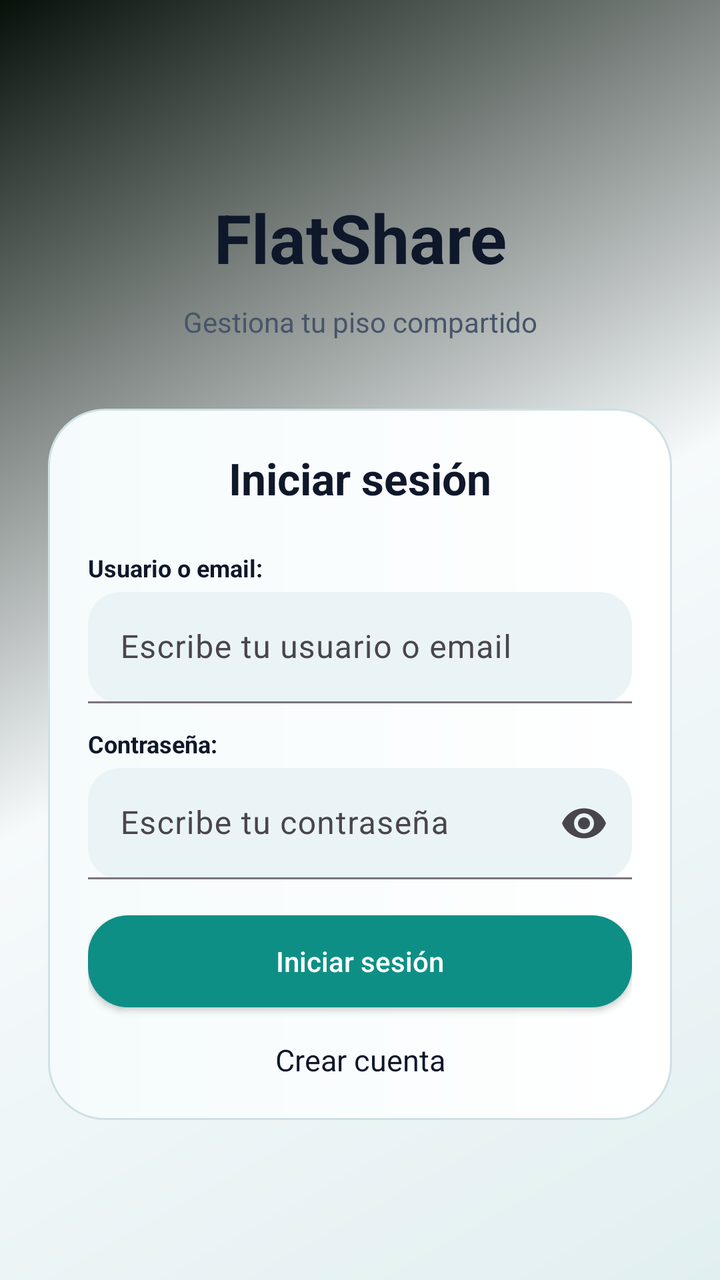
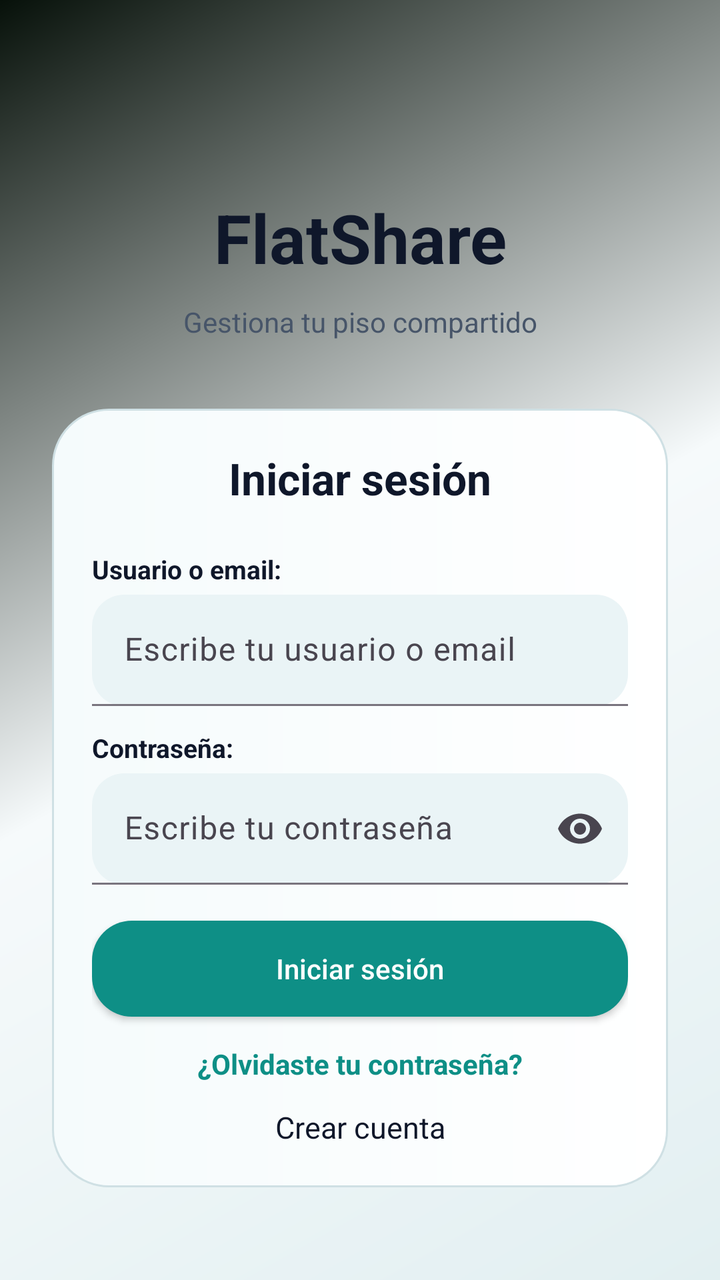

Compare the two renders of this Android layout. The source of the first and the diff that turns it into the second are given below.
<!-- AndroidManifest.xml: application theme Theme.FlatShare -->
<!-- res/layout/activity_login.xml -->
<?xml version="1.0" encoding="utf-8"?>
<FrameLayout xmlns:android="http://schemas.android.com/apk/res/android"
    xmlns:app="http://schemas.android.com/apk/res-auto"
    android:layout_width="match_parent"
    android:layout_height="match_parent"
    android:background="@drawable/bg_screen_gradient">

    <ScrollView
        android:layout_width="match_parent"
        android:layout_height="match_parent"
        android:fillViewport="true">

        <LinearLayout
            android:layout_width="match_parent"
            android:layout_height="match_parent"
            android:gravity="center_horizontal"
            android:orientation="vertical"
            android:paddingHorizontal="24dp"
            android:paddingTop="96dp"
            android:paddingBottom="32dp">

            <TextView
                android:layout_width="wrap_content"
                android:layout_height="wrap_content"
                android:gravity="center"
                android:text="FlatShare"
                android:textColor="@color/text_light"
                android:textSize="34sp"
                android:textStyle="bold" />

            <TextView
                android:layout_width="wrap_content"
                android:layout_height="wrap_content"
                android:layout_marginTop="10dp"
                android:gravity="center"
                android:text="Gestiona tu piso compartido"
                android:textColor="@color/text_muted"
                android:textSize="14sp" />

            <LinearLayout
                android:layout_width="match_parent"
                android:layout_height="wrap_content"
                android:layout_marginTop="34dp"
                android:background="@drawable/bg_auth_panel"
                android:orientation="vertical"
                android:padding="20dp">

                <TextView
                    android:layout_width="match_parent"
                    android:layout_height="wrap_content"
                    android:gravity="center"
                    android:text="Iniciar sesi&#243;n"
                    android:textColor="@color/text_light"
                    android:textSize="22sp"
                    android:textStyle="bold" />

                <TextView
                    android:layout_width="match_parent"
                    android:layout_height="wrap_content"
                    android:layout_marginTop="22dp"
                    android:text="Usuario o email:"
                    android:textColor="@color/text_light"
                    android:textSize="12sp"
                    android:textStyle="bold" />

                <com.google.android.material.textfield.TextInputLayout
                    android:layout_width="match_parent"
                    android:layout_height="wrap_content"
                    android:layout_marginTop="4dp"
                    android:hint="Escribe tu usuario o email"
                    app:boxBackgroundColor="@color/surface_chip"
                    app:boxBackgroundMode="filled"
                    app:boxCornerRadiusBottomEnd="16dp"
                    app:boxCornerRadiusBottomStart="16dp"
                    app:boxCornerRadiusTopEnd="16dp"
                    app:boxCornerRadiusTopStart="16dp"
                    app:hintTextColor="@color/text_muted">

                    <com.google.android.material.textfield.TextInputEditText
                        android:id="@+id/emailEt"
                        android:layout_width="match_parent"
                        android:layout_height="wrap_content"
                        android:inputType="textEmailAddress"
                        android:textColor="@color/text_light"
                        android:textColorHint="@color/text_muted" />
                </com.google.android.material.textfield.TextInputLayout>

                <TextView
                    android:layout_width="match_parent"
                    android:layout_height="wrap_content"
                    android:layout_marginTop="12dp"
                    android:text="Contrase&#241;a:"
                    android:textColor="@color/text_light"
                    android:textSize="12sp"
                    android:textStyle="bold" />

                <com.google.android.material.textfield.TextInputLayout
                    android:layout_width="match_parent"
                    android:layout_height="wrap_content"
                    android:layout_marginTop="4dp"
                    android:hint="Escribe tu contrase&#241;a"
                    app:boxBackgroundColor="@color/surface_chip"
                    app:boxBackgroundMode="filled"
                    app:boxCornerRadiusBottomEnd="16dp"
                    app:boxCornerRadiusBottomStart="16dp"
                    app:boxCornerRadiusTopEnd="16dp"
                    app:boxCornerRadiusTopStart="16dp"
                    app:endIconMode="password_toggle"
                    app:hintTextColor="@color/text_muted">

                    <com.google.android.material.textfield.TextInputEditText
                        android:id="@+id/passwordEt"
                        android:layout_width="match_parent"
                        android:layout_height="wrap_content"
                        android:inputType="textPassword"
                        android:textColor="@color/text_light"
                        android:textColorHint="@color/text_muted" />
                </com.google.android.material.textfield.TextInputLayout>

                <Button
                    android:id="@+id/loginBtn"
                    android:layout_width="match_parent"
                    android:layout_height="46dp"
                    android:layout_marginTop="18dp"
                    android:background="@drawable/bg_button_pill_primary"
                    android:text="Iniciar sesi&#243;n"
                    android:textAllCaps="false"
                    android:textColor="@color/on_primary_green" />

                <Button
                    android:id="@+id/debugSeedLoginBtn"
                    android:layout_width="match_parent"
                    android:layout_height="42dp"
                    android:layout_marginTop="8dp"
                    android:background="@drawable/bg_tab_default"
                    android:text="Entrar con cuenta seed"
                    android:textAllCaps="false"
                    android:textColor="@color/text_light"
                    android:visibility="gone" />

                <TextView
                    android:id="@+id/registerTv"
                    android:layout_width="match_parent"
                    android:layout_height="wrap_content"
                    android:layout_marginTop="16dp"
                    android:gravity="center"
                    android:text="Crear cuenta"
                    android:textColor="@color/text_light"
                    android:textSize="15sp" />
            </LinearLayout>
        </LinearLayout>
    </ScrollView>

</FrameLayout>
<!-- resources referenced by this layout -->
<resources>
  <color name="on_primary_green">#FFFFFF</color>
  <color name="surface_chip">#EAF4F6</color>
  <color name="text_light">#0F172A</color>
  <color name="text_muted">#475569</color>
  <!-- drawable bg_auth_panel (drawable) -->
  <?xml version="1.0" encoding="utf-8"?>
  <shape xmlns:android="http://schemas.android.com/apk/res/android"
      android:shape="rectangle">
      <gradient
          android:angle="0"
          android:startColor="@color/surface_dark_alt"
          android:endColor="@color/surface_dark" />
      <corners android:radius="28dp" />
      <stroke
          android:width="1dp"
          android:color="@color/divider_soft" />
  </shape>
  <!-- drawable bg_button_pill_primary (drawable) -->
  <?xml version="1.0" encoding="utf-8"?>
  <shape xmlns:android="http://schemas.android.com/apk/res/android"
      android:shape="rectangle">
      <corners android:radius="20dp" />
      <solid android:color="@color/primary_green" />
  </shape>
  <!-- drawable bg_screen_gradient (drawable) -->
  <?xml version="1.0" encoding="utf-8"?>
  <shape xmlns:android="http://schemas.android.com/apk/res/android" android:shape="rectangle">
      <gradient
          android:angle="135"
          android:startColor="@color/bg_deep_green_3"
          android:centerColor="@color/bg_deep_green"
          android:endColor="#07110A" />
  </shape>
  <!-- drawable bg_tab_default (drawable) -->
  <?xml version="1.0" encoding="utf-8"?>
  <shape xmlns:android="http://schemas.android.com/apk/res/android"
      android:shape="rectangle">
      <corners android:radius="16dp" />
      <solid android:color="@color/surface_chip" />
      <stroke
          android:width="1dp"
          android:color="@color/divider_soft" />
  </shape>
  <style name="Theme.FlatShare" parent="Theme.Material3.Light.NoActionBar">
          <item name="colorPrimary">@color/primary_green</item>
          <item name="colorOnPrimary">@color/on_primary_green</item>
          <item name="colorSecondary">@color/surface_dark_alt</item>
          <item name="android:colorBackground">@color/bg_deep_green</item>
          <item name="colorSurface">@color/surface_dark</item>
          <item name="colorOnSurface">@color/text_light</item>
          <item name="android:textColorPrimary">@color/text_light</item>
          <item name="android:textColorSecondary">@color/text_muted</item>
          <item name="colorControlNormal">@color/text_light</item>
          <item name="android:statusBarColor">@color/bg_deep_green</item>
          <item name="android:navigationBarColor">@color/bg_deep_green</item>
      </style>
  <color name="surface_dark_alt">#F5FBFC</color>
  <color name="surface_dark">#FFFFFF</color>
  <color name="divider_soft">#CFE0E4</color>
  <color name="primary_green">#0E8F86</color>
  <color name="bg_deep_green_3">#E2EFF1</color>
  <color name="bg_deep_green">#F6FAFB</color>
</resources>

<!-- the commit's change to res/layout/activity_login.xml (unified diff, before → after) -->
@@ -8,6 +8,7 @@
     <ScrollView
         android:layout_width="match_parent"
         android:layout_height="match_parent"
+        android:clipToPadding="false"
         android:fillViewport="true">
 
         <LinearLayout
@@ -41,6 +42,7 @@
                 android:layout_width="match_parent"
                 android:layout_height="wrap_content"
                 android:layout_marginTop="34dp"
+                android:layout_marginHorizontal="2dp"
                 android:background="@drawable/bg_auth_panel"
                 android:orientation="vertical"
                 android:padding="20dp">
@@ -60,7 +62,7 @@
                     android:layout_marginTop="22dp"
                     android:text="Usuario o email:"
                     android:textColor="@color/text_light"
-                    android:textSize="12sp"
+                    android:textSize="13sp"
                     android:textStyle="bold" />
 
                 <com.google.android.material.textfield.TextInputLayout
@@ -80,6 +82,7 @@
                         android:id="@+id/emailEt"
                         android:layout_width="match_parent"
                         android:layout_height="wrap_content"
+                        android:minHeight="50dp"
                         android:inputType="textEmailAddress"
                         android:textColor="@color/text_light"
                         android:textColorHint="@color/text_muted" />
@@ -91,7 +94,7 @@
                     android:layout_marginTop="12dp"
                     android:text="Contrase&#241;a:"
                     android:textColor="@color/text_light"
-                    android:textSize="12sp"
+                    android:textSize="13sp"
                     android:textStyle="bold" />
 
                 <com.google.android.material.textfield.TextInputLayout
@@ -112,6 +115,7 @@
                         android:id="@+id/passwordEt"
                         android:layout_width="match_parent"
                         android:layout_height="wrap_content"
+                        android:minHeight="50dp"
                         android:inputType="textPassword"
                         android:textColor="@color/text_light"
                         android:textColorHint="@color/text_muted" />
@@ -120,7 +124,7 @@
                 <Button
                     android:id="@+id/loginBtn"
                     android:layout_width="match_parent"
-                    android:layout_height="46dp"
+                    android:layout_height="48dp"
                     android:layout_marginTop="18dp"
                     android:background="@drawable/bg_button_pill_primary"
                     android:text="Iniciar sesi&#243;n"
@@ -139,10 +143,24 @@
                     android:visibility="gone" />
 
                 <TextView
+                    android:id="@+id/forgotPasswordTv"
+                    android:layout_width="match_parent"
+                    android:layout_height="wrap_content"
+                    android:layout_marginTop="14dp"
+                    android:clickable="true"
+                    android:focusable="true"
+                    android:gravity="center"
+                    android:text="&#191;Olvidaste tu contrase&#241;a?"
+                    android:textColor="@color/primary_green"
+                    android:textSize="14sp"
+                    android:textStyle="bold"
+                    android:visibility="visible" />
+
+                <TextView
                     android:id="@+id/registerTv"
                     android:layout_width="match_parent"
                     android:layout_height="wrap_content"
-                    android:layout_marginTop="16dp"
+                    android:layout_marginTop="12dp"
                     android:gravity="center"
                     android:text="Crear cuenta"
                     android:textColor="@color/text_light"
<!-- resource entries referenced after the edit -->
@@ -1,6 +1,7 @@
 <!-- resources referenced by this layout -->
 <resources>
   <color name="on_primary_green">#FFFFFF</color>
+  <color name="primary_green">#0E8F86</color>
   <color name="surface_chip">#EAF4F6</color>
   <color name="text_light">#0F172A</color>
   <color name="text_muted">#475569</color>
@@ -59,7 +60,6 @@
   <color name="surface_dark_alt">#F5FBFC</color>
   <color name="surface_dark">#FFFFFF</color>
   <color name="divider_soft">#CFE0E4</color>
-  <color name="primary_green">#0E8F86</color>
   <color name="bg_deep_green_3">#E2EFF1</color>
   <color name="bg_deep_green">#F6FAFB</color>
 </resources>
